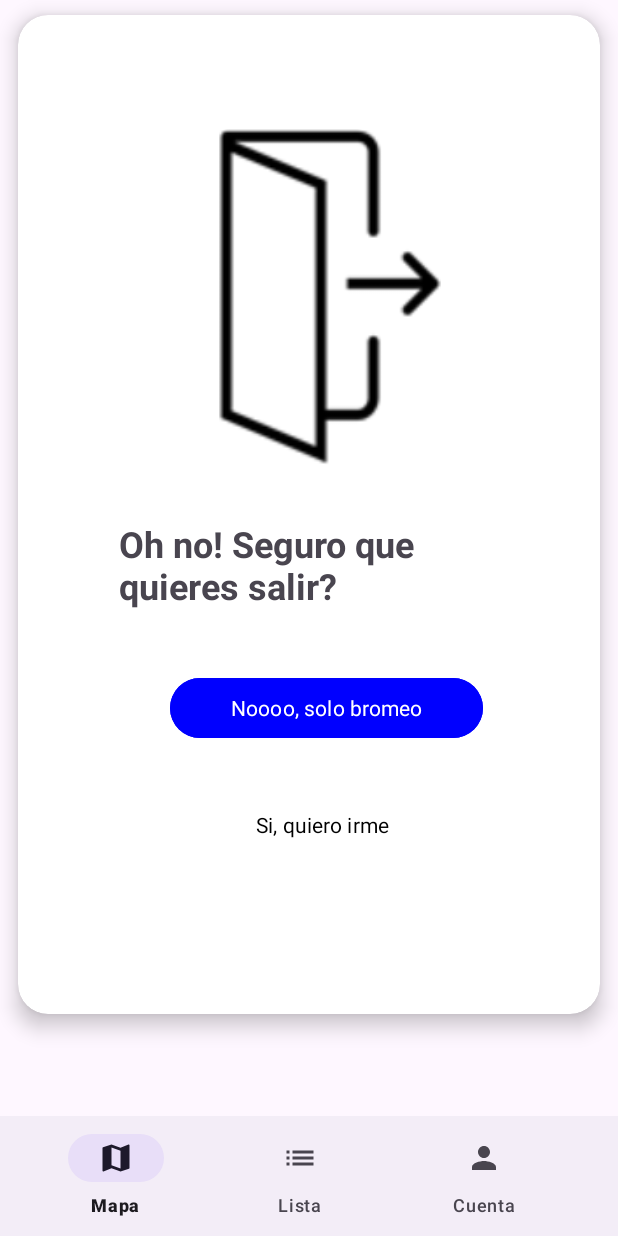
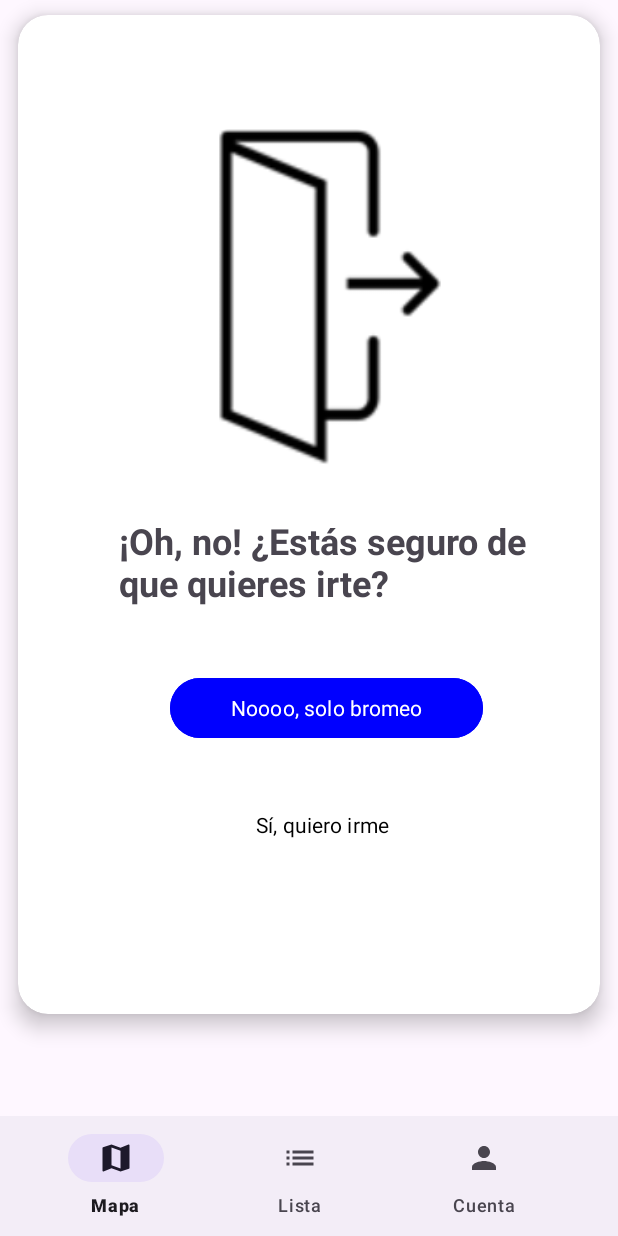
Before and after one commit to KernyMC/ProyectoMoviles, an Android app: the Logout screen opened directly, with no data from a screen before it, on a phone screen of 412 x 824 dp. Run offline under Robolectric (Android 15) with nearby library versions, the phone set to English and light mode, and no system bars; Roboto replaces fonts that are not available here.

Commit message:
Pagina final

```diff
--- a/app/src/main/res/layout/activity_logout.xml
+++ b/app/src/main/res/layout/activity_logout.xml
@@ -61,7 +61,7 @@
             android:layout_marginEnd="85dp"
             android:layout_marginBottom="102dp"
             android:fontFamily="sans-serif"
-            android:text="Si, quiero irme"
+            android:text="Sí, quiero irme"
             android:textColor="@color/black"
             app:strokeColor="@color/blue" />
 
@@ -74,9 +74,9 @@
             android:layout_alignParentBottom="true"
             android:layout_marginStart="67dp"
             android:layout_marginEnd="40dp"
-            android:layout_marginBottom="269dp"
+            android:layout_marginBottom="271dp"
             android:fontFamily="sans-serif"
-            android:text="Oh no! Seguro que quieres salir?"
+            android:text="¡Oh, no! ¿Estás seguro de que quieres irte?"
             android:textSize="24sp"
             android:textStyle="bold" />
 
```
